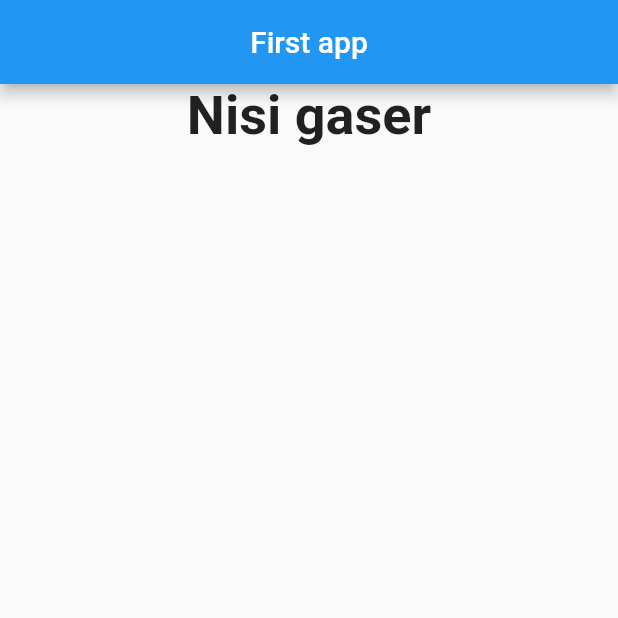
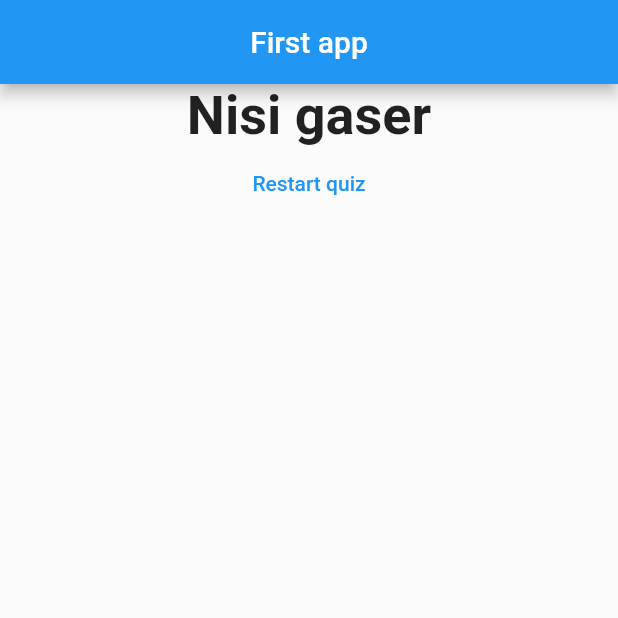
Before and after one commit to tomislavmiksik/flutter-complete-guide, a Flutter app: the screen it shows after launch, after a tap on "Black", after a tap on "Snake", after a tap on "Crni BMW", on a phone screen of 412 x 824 dp, the top half of it. Run offline on Flutter 3.47's test engine with Material 2 defaults, Android fonts, the phone set to English and light mode, and no system bars.

Commit message:
restart quiz

```diff
--- a/flutter_basics/lib/main.dart
+++ b/flutter_basics/lib/main.dart
@@ -16,6 +16,15 @@ class MyApp extends StatefulWidget {
 class _MyAppState extends State<MyApp> {
   var _questionIndex = 0;
   var _totalScore = 0;
+
+  void _resetQuiz(){
+    setState(() {
+      _questionIndex = 0;
+      _totalScore = 0;
+    });
+  }
+
+
   final _questions = [
     {
       'questionText': 'What\'s your favourite colour?',
@@ -71,7 +80,7 @@ class _MyAppState extends State<MyApp> {
                 questions: _questions,
                 questionIndex: _questionIndex,
                 answerQuestion: _answerQuestion)
-            : Result(_totalScore),
+            : Result(_totalScore, _resetQuiz),
       ),
     );
   }
--- a/flutter_basics/lib/result.dart
+++ b/flutter_basics/lib/result.dart
@@ -2,7 +2,10 @@ import 'package:flutter/material.dart';
 
 class Result extends StatelessWidget {
   final int score;
-  Result(this.score);
+  final VoidCallback reset;
+
+  Result(this.score, this.reset);
+
   String get resultPhrase {
     var resultText = 'You did it!';
     if (score <= 100) {
@@ -22,11 +25,11 @@ class Result extends StatelessWidget {
       //child: Image.asset('assets/images/rick-astley-social.jpg'),
       child: Column(
         children: [
-          //Image.asset('assets/images/rick-astley-social.jpg'),
           Text(
             resultPhrase,
             style: TextStyle(fontSize: 36, fontWeight: FontWeight.bold),
-          )
+          ),
+          TextButton(child: Text('Restart quiz'), onPressed: reset),
         ],
       ),
     );
```
